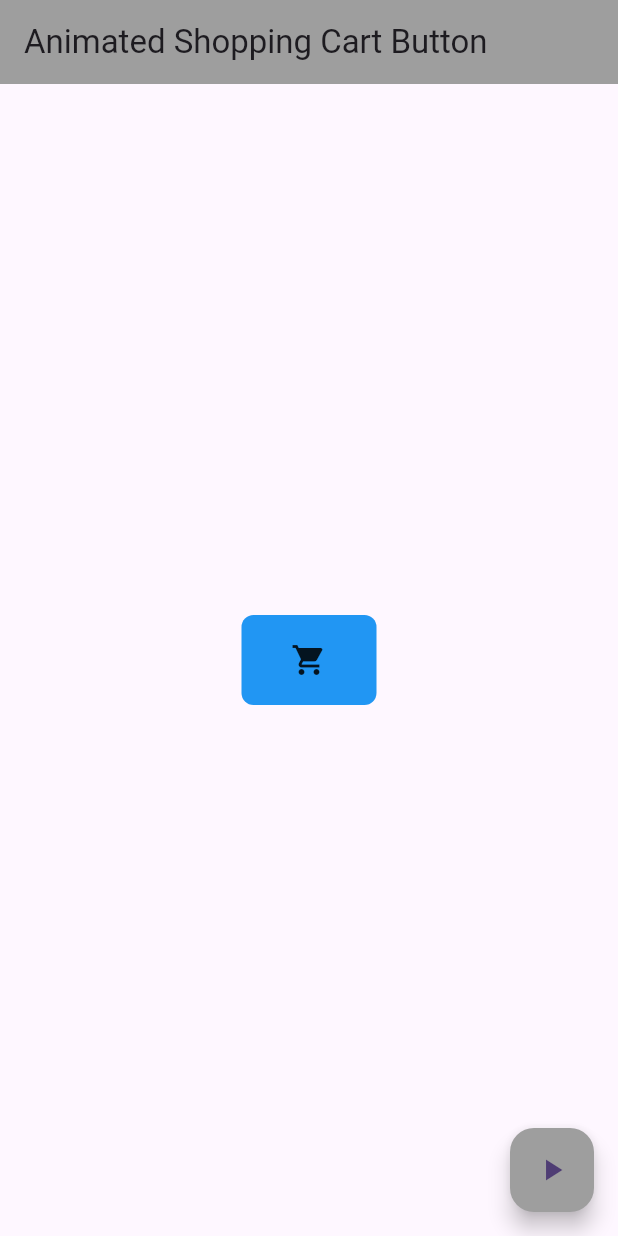
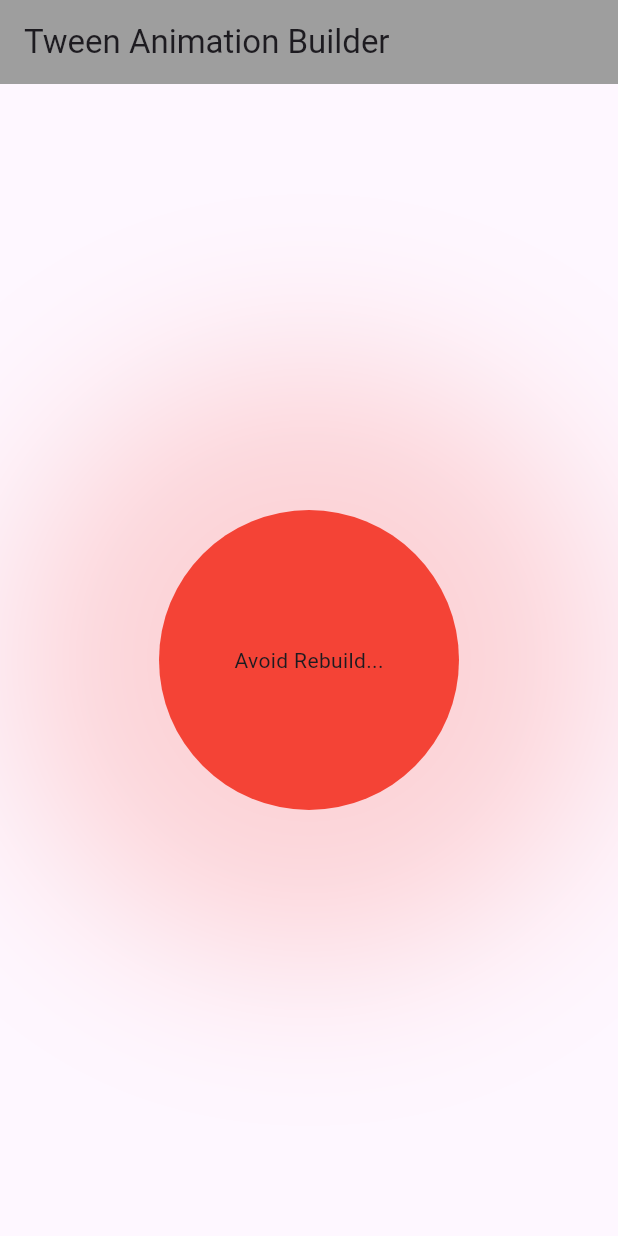
Before and after one commit to AbdullahProjects/Flutter_Animations, a Flutter app: the screen it shows after launch, on a phone screen of 412 x 824 dp. Run offline on Flutter 3.47's test engine with Material 3 defaults, Android fonts, the phone set to English and light mode, and no system bars.

Commit message:
learn tween animation builder and compare it with animated container

```diff
--- /dev/null
+++ b/lib/implicit_animations/tween_animation_builder.dart
@@ -0,0 +1,87 @@
+import 'package:flutter/material.dart';
+
+class TweenAnimationBuilderWidget extends StatefulWidget {
+  const TweenAnimationBuilderWidget({super.key});
+
+  @override
+  State<TweenAnimationBuilderWidget> createState() =>
+      _TweenAnimationBuilderWidgetState();
+}
+
+class _TweenAnimationBuilderWidgetState
+    extends State<TweenAnimationBuilderWidget> {
+  // double size = 200;
+  //
+  // animateContainer() {
+  //   Future.delayed(const Duration(seconds: 2), () {
+  //     setState(() {
+  //       size = 100;
+  //     });
+  //   });
+  // }
+  //
+  // @override
+  // void initState() {
+  //   super.initState();
+  //   animateContainer();
+  // }
+
+  @override
+  Widget build(BuildContext context) {
+    return Scaffold(
+      appBar: AppBar(
+        title: Text("Tween Animation Builder"),
+        backgroundColor: Colors.grey,
+      ),
+      body: SafeArea(
+        child: Center(
+          // using tween builder -----------------------------------------------
+          // (This approach is best for animation which values are not changing on click and which executed only once)
+          child: TweenAnimationBuilder(
+            duration: const Duration(seconds: 1),
+            tween: Tween<double>(begin: 0.0, end: 200),
+            curve: Curves.easeInOut,
+            builder: (context, size, child) {
+              print("Builder Build: $size");
+              return Container(
+                width: size,
+                height: size,
+                decoration: BoxDecoration(
+                  color: Colors.red,
+                  shape: BoxShape.circle,
+                  boxShadow: [
+                    BoxShadow(
+                      color: Colors.red.withValues(alpha: 0.2),
+                      blurRadius: size / 2,
+                      spreadRadius: size / 2,
+                    ),
+                  ],
+                ),
+                child: child,
+              );
+            },
+            child: Center(child: Text("Avoid Rebuild...")),
+          ),
+          // same using animated container -------------------------------------
+          // (This approach not considered well for such type of animation where values are not changing on click)
+          // child: AnimatedContainer(
+          //   duration: const Duration(seconds: 1),
+          //   width: size,
+          //   height: size,
+          //   decoration: BoxDecoration(
+          //     color: Colors.red,
+          //     shape: BoxShape.circle,
+          //     boxShadow: [
+          //       BoxShadow(
+          //         color: Colors.red.withValues(alpha: 0.2),
+          //         blurRadius: size / 2,
+          //         spreadRadius: size / 2,
+          //       ),
+          //     ],
+          //   ),
+          // ),
+        ),
+      ),
+    );
+  }
+}
--- a/lib/main.dart
+++ b/lib/main.dart
@@ -1,5 +1,5 @@
-import 'package:animations_rivan_sir/implicit_animations/animated_color_palatte.dart';
 import 'package:animations_rivan_sir/implicit_animations/animated_shopping_cart_button.dart';
+import 'package:animations_rivan_sir/implicit_animations/tween_animation_builder.dart';
 import 'package:flutter/material.dart';
 
 void main() {
@@ -19,7 +19,8 @@ class MyApp extends StatelessWidget {
         useMaterial3: true,
       ),
       // home: AnimatedColorPalatte(),
-      home: AnimatedShoppingCartButton(),
+      // home: AnimatedShoppingCartButton(),
+      home: TweenAnimationBuilderWidget(),
     );
   }
 }
```
